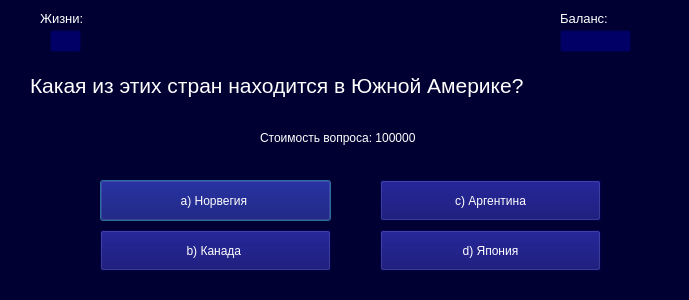
This is ui_ui_files/question_window2_ui.ui in DelZeiT/How_to_become_a_millionaire as Qt 5 draws it before an edit. The edited form follows.
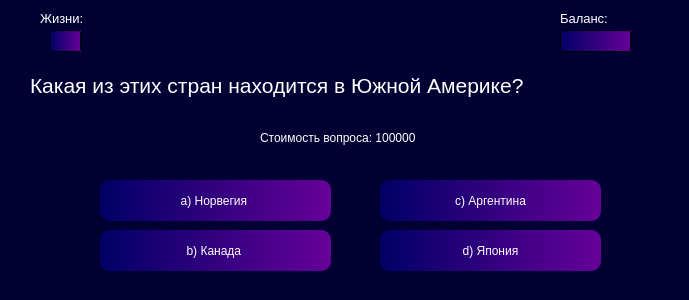
This is the edited form.

The edit to the form file:
```diff
--- a/ui_ui_files/question_window2_ui.ui
+++ b/ui_ui_files/question_window2_ui.ui
@@ -65,7 +65,7 @@
     </rect>
    </property>
    <property name="styleSheet">
-    <string notr="true">background-color: #000066; color: white</string>
+    <string notr="true">background-color: qlineargradient(x1:1, y1:0, x2:0, y2:0, stop:0 #660099, stop:1 #000066); color: white</string>
    </property>
    <property name="text">
     <string/>
@@ -105,7 +105,7 @@
     </rect>
    </property>
    <property name="styleSheet">
-    <string notr="true">background-color: #000066; color: white</string>
+    <string notr="true">background-color: qlineargradient(x1:1, y1:0, x2:0, y2:0, stop:0 #660099, stop:1 #000066); color: white</string>
    </property>
    <property name="text">
     <string/>
@@ -158,7 +158,7 @@
     </rect>
    </property>
    <property name="styleSheet">
-    <string notr="true">background-color: #000066; color: white</string>
+    <string notr="true">background-color: qlineargradient(x1:1, y1:0, x2:0, y2:0, stop:0 #660099, stop:1 #000066); color: white; border-radius: 10px</string>
    </property>
    <property name="text">
     <string>a) Норвегия </string>
@@ -174,7 +174,7 @@
     </rect>
    </property>
    <property name="styleSheet">
-    <string notr="true">background-color: #000066; color: white</string>
+    <string notr="true">background-color: qlineargradient(x1:1, y1:0, x2:0, y2:0, stop:0 #660099, stop:1 #000066); color: white; border-radius: 10px</string>
    </property>
    <property name="text">
     <string>b) Канада </string>
@@ -190,7 +190,7 @@
     </rect>
    </property>
    <property name="styleSheet">
-    <string notr="true">background-color: #000066; color: white</string>
+    <string notr="true">background-color: qlineargradient(x1:1, y1:0, x2:0, y2:0, stop:0 #660099, stop:1 #000066); color: white; border-radius: 10px</string>
    </property>
    <property name="text">
     <string> c) Аргентина </string>
@@ -206,7 +206,7 @@
     </rect>
    </property>
    <property name="styleSheet">
-    <string notr="true">background-color: #000066; color: white</string>
+    <string notr="true">background-color: qlineargradient(x1:1, y1:0, x2:0, y2:0, stop:0 #660099, stop:1 #000066); color: white; border-radius: 10px</string>
    </property>
    <property name="text">
     <string>d) Япония</string>
```
